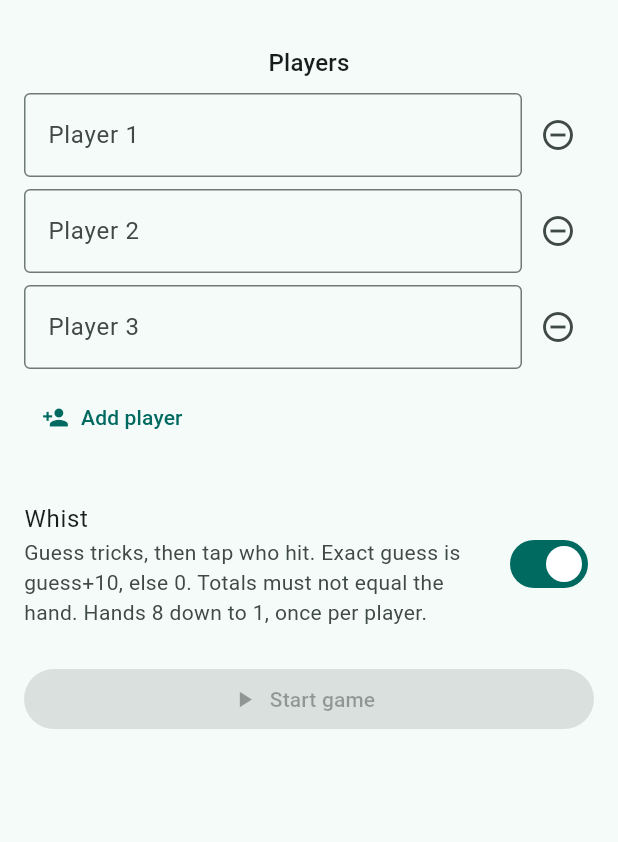
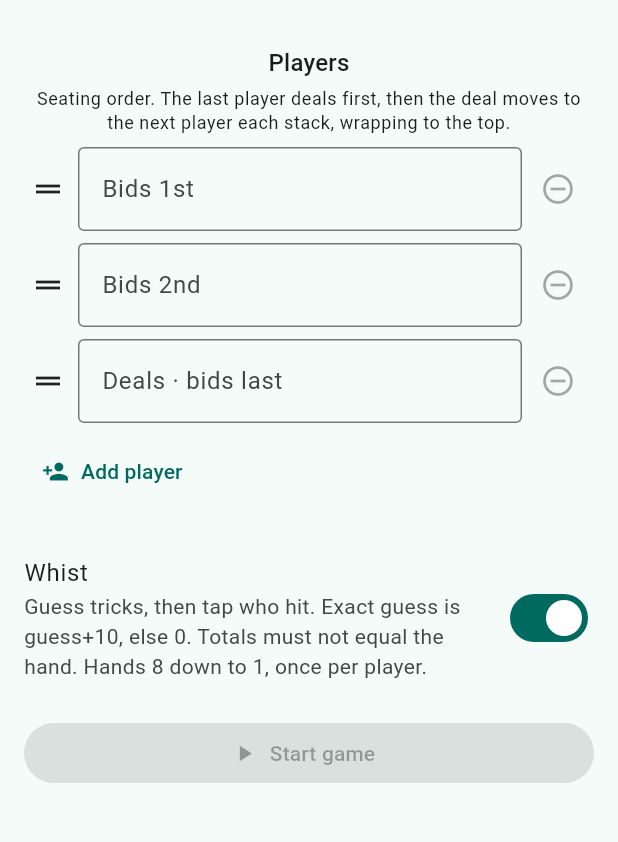
Before and after one commit to gauron99/skore, a Flutter app: the screen it shows after launch, after a tap on "Add player", after a tap on the "remove circle outline" icon, after a tap on "Whist", on a phone screen of 412 x 824 dp, the part 63-905 px from its top. Run offline on Flutter 3.47's test engine with Material 3 defaults, Android fonts, the light colour scheme and no system bars; our stand-ins replace shared_preferences.

Commit message:
Whist: seating order and dealer mark
Setup rows get drag handles, so the order can change without retyping
(every game type). In Whist each row shows its seat: Bids 1st, Bids 2nd,
..., and the last row "Deals · bids last", with one line above the list
on how the deal moves. Starting a drag drops text focus.

Game.whistFirstDealer (default 0, saved to JSON, kept by rematch) sets
who deals the first stack; setup sets it to the last seat. A save
without it, or with a seat out of range, loads as 0, so games in
progress keep their dealer. WhistBidDialog takes game.whistBidOrder.

During live Whist play a small "D" marks the dealer on the totals card
and on the hit button.

Setup guards: Whist cannot drop below 3 players. Duplicate names
(trimmed, any case) disable Start and flag the repeated field.

```diff
--- a/lib/data/game.dart
+++ b/lib/data/game.dart
@@ -14,6 +14,7 @@ class Game {
     this.whist = false,
     this.whistMaxHand = 8,
     int? whistCycles,
+    this.whistFirstDealer = 0,
     this.whistBids,
     List<bool>? whistHits,
     DateTime? startedAt,
@@ -26,6 +27,11 @@ class Game {
       hits != null && hits.length == n
       ? List<bool>.from(hits)
       : List<bool>.filled(n, false);
+
+  /// Saves from before [whistFirstDealer] existed, or with a seat that no
+  /// longer fits, fall back to the first seat.
+  static int _seatOrZero(Object? seat, int n) =>
+      seat is int && seat >= 0 && seat < n ? seat : 0;
 
   /// Player names in seating order. Fixed for the lifetime of a game.
   final List<String> players;
@@ -59,6 +65,10 @@ class Game {
 
   /// How many 8-down-to-1 stacks to play. Default is one per player.
   final int whistCycles;
+
+  /// Seat that deals the first stack. The deal then moves to the next seat
+  /// each stack, wrapping to the top.
+  final int whistFirstDealer;
 
   /// Locked guesses for the current hand, or null if still bidding.
   List<int>? whistBids;
@@ -95,7 +105,8 @@ class Game {
   int get whistStackNumber => (rounds.length ~/ whistMaxHand) + 1;
 
   /// Player who deals this stack (and is last to bid).
-  int get whistDealer => (whistStackNumber - 1) % players.length;
+  int get whistDealer =>
+      (whistFirstDealer + whistStackNumber - 1) % players.length;
 
   bool get whistAwaitingBids => whist && !isOver && whistBids == null;
 
@@ -192,6 +203,7 @@ class Game {
     whist: whist,
     whistMaxHand: whistMaxHand,
     whistCycles: whistCycles,
+    whistFirstDealer: whistFirstDealer,
   );
 
   bool whistHit(int player) => whistHits[player];
@@ -304,6 +316,7 @@ class Game {
     'whist': whist,
     'whistMaxHand': whistMaxHand,
     'whistCycles': whistCycles,
+    'whistFirstDealer': whistFirstDealer,
     'whistBids': whistBids,
     'whistHits': whistHits,
     'startedAt': startedAt.toIso8601String(),
@@ -322,6 +335,10 @@ class Game {
     whist: json['whist'] as bool? ?? false,
     whistMaxHand: json['whistMaxHand'] as int? ?? 8,
     whistCycles: json['whistCycles'] as int?,
+    whistFirstDealer: _seatOrZero(
+      json['whistFirstDealer'],
+      (json['players'] as List).length,
+    ),
     whistBids: (json['whistBids'] as List?)?.cast<int>(),
     whistHits: (json['whistHits'] as List?)?.map((hit) => hit == true).toList(),
     startedAt: json['startedAt'] == null
--- a/lib/screens/setup_screen.dart
+++ b/lib/screens/setup_screen.dart
@@ -60,7 +60,42 @@ class _SetupScreenState extends State<SetupScreen> {
     setState(() => _names.removeAt(index).dispose());
   }
 
-  bool get _namesReady => _names.every((c) => c.text.trim().isNotEmpty);
+  void _movePlayer(int from, int to) {
+    setState(() => _names.insert(to, _names.removeAt(from)));
+  }
+
+  /// Whist needs three hands at the table; other games need two.
+  int get _minPlayers => _whist ? 3 : 2;
+
+  /// Rows whose name (trimmed, any case) already appears in an earlier row.
+  Set<int> get _duplicateRows {
+    final seen = <String>{};
+    final duplicates = <int>{};
+    for (var i = 0; i < _names.length; i++) {
+      final name = _names[i].text.trim().toLowerCase();
+      if (name.isNotEmpty && !seen.add(name)) duplicates.add(i);
+    }
+    return duplicates;
+  }
+
+  bool get _namesReady =>
+      _names.every((c) => c.text.trim().isNotEmpty) && _duplicateRows.isEmpty;
+
+  /// Whist row label. Top to bottom is the first hand's bid order; the last
+  /// row deals first.
+  String _seatLabel(int index) {
+    if (index == _names.length - 1) return 'Deals · bids last';
+    final n = index + 1;
+    final suffix = n % 100 >= 11 && n % 100 <= 13
+        ? 'th'
+        : switch (n % 10) {
+            1 => 'st',
+            2 => 'nd',
+            3 => 'rd',
+            _ => 'th',
+          };
+    return 'Bids $n$suffix';
+  }
 
   void _start() {
     if (!_namesReady) return;
@@ -88,6 +123,7 @@ class _SetupScreenState extends State<SetupScreen> {
           whist: true,
           whistMaxHand: 8,
           whistCycles: players.length,
+          whistFirstDealer: players.length - 1,
         ),
       );
       return;
@@ -118,6 +154,7 @@ class _SetupScreenState extends State<SetupScreen> {
 
   @override
   Widget build(BuildContext context) {
+    final duplicates = _duplicateRows;
     return Scaffold(
       appBar: AppBar(
         title: const Text('Skóre — new game'),
@@ -130,44 +167,41 @@ class _SetupScreenState extends State<SetupScreen> {
           ),
         ],
       ),
-      body: ListView(
+      body: ReorderableListView(
         padding: EdgeInsets.fromLTRB(
           16,
           16,
           16,
           16 + MediaQuery.viewPaddingOf(context).bottom,
         ),
+        buildDefaultDragHandles: false,
+        // Done typing once a row moves. A focused field would also carry its
+        // selection handles into the drag overlay.
+        onReorderStart: (_) => FocusScope.of(context).unfocus(),
+        onReorderItem: _movePlayer,
+        header: Column(
+          crossAxisAlignment: CrossAxisAlignment.stretch,
           children: [
             Text(
               'Players',
               textAlign: TextAlign.center,
               style: Theme.of(context).textTheme.titleMedium,
             ),
-          const SizedBox(height: 8),
-          for (var i = 0; i < _names.length; i++)
-            Padding(
-              padding: const EdgeInsets.only(bottom: 8),
-              child: Row(
-                children: [
-                  Expanded(
-                    child: TextField(
-                      controller: _names[i],
-                      decoration: InputDecoration(
-                        labelText: 'Player ${i + 1}',
-                        border: const OutlineInputBorder(),
-                      ),
-                    ),
-                  ),
-                  IconButton(
-                    onPressed: _names.length > 2
-                        ? () => _removePlayer(i)
-                        : null,
-                    icon: const Icon(Icons.remove_circle_outline),
-                    tooltip: 'Remove player',
+            if (_whist) ...[
+              const SizedBox(height: 4),
+              Text(
+                'Seating order. The last player deals first, then the deal '
+                'moves to the next player each stack, wrapping to the top.',
+                textAlign: TextAlign.center,
+                style: Theme.of(context).textTheme.bodySmall,
               ),
             ],
+            const SizedBox(height: 8),
+          ],
         ),
-            ),
+        footer: Column(
+          crossAxisAlignment: CrossAxisAlignment.stretch,
+          children: [
             Align(
               alignment: Alignment.centerLeft,
               child: TextButton.icon(
@@ -245,6 +279,51 @@ class _SetupScreenState extends State<SetupScreen> {
             ),
           ],
         ),
+        children: [
+          for (var i = 0; i < _names.length; i++)
+            _playerRow(i, duplicates.contains(i)),
+        ],
+      ),
+    );
+  }
+
+  Widget _playerRow(int index, bool duplicate) {
+    // Icons sit level with the 56px field even when an error line shows.
+    return Padding(
+      key: ObjectKey(_names[index]),
+      padding: const EdgeInsets.only(bottom: 8),
+      child: Row(
+        crossAxisAlignment: CrossAxisAlignment.start,
+        children: [
+          ReorderableDragStartListener(
+            index: index,
+            child: const Padding(
+              padding: EdgeInsets.fromLTRB(4, 16, 8, 16),
+              child: Icon(Icons.drag_handle),
+            ),
+          ),
+          Expanded(
+            child: TextField(
+              controller: _names[index],
+              decoration: InputDecoration(
+                labelText: _whist ? _seatLabel(index) : 'Player ${index + 1}',
+                errorText: duplicate ? 'Name already used' : null,
+                border: const OutlineInputBorder(),
+              ),
+            ),
+          ),
+          Padding(
+            padding: const EdgeInsets.only(top: 4),
+            child: IconButton(
+              onPressed: _names.length > _minPlayers
+                  ? () => _removePlayer(index)
+                  : null,
+              icon: const Icon(Icons.remove_circle_outline),
+              tooltip: 'Remove player',
+            ),
+          ),
+        ],
+      ),
     );
   }
 }
```
Also changed, not shown: lib/screens/scoreboard_screen.dart (+37 -1 lines), lib/widgets/whist_bid_dialog.dart (+7 -7 lines), 3 other files. Lines whose indentation alone changed are shown as unchanged.
